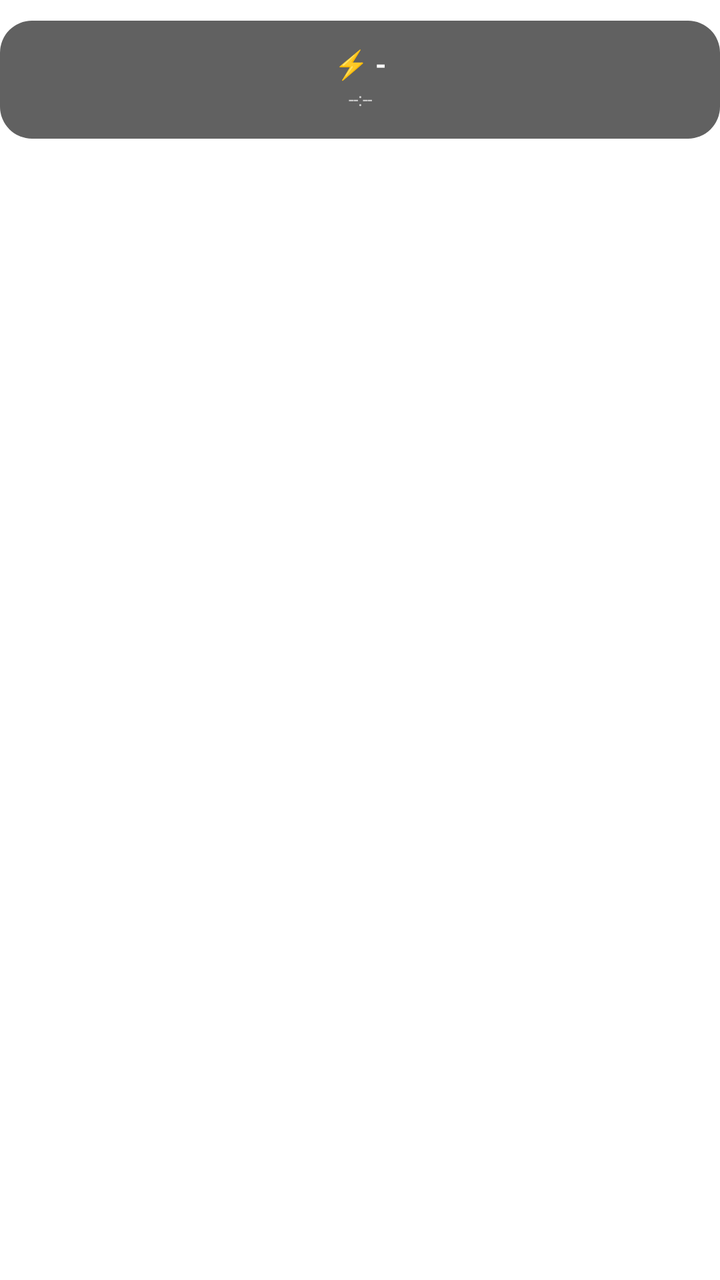
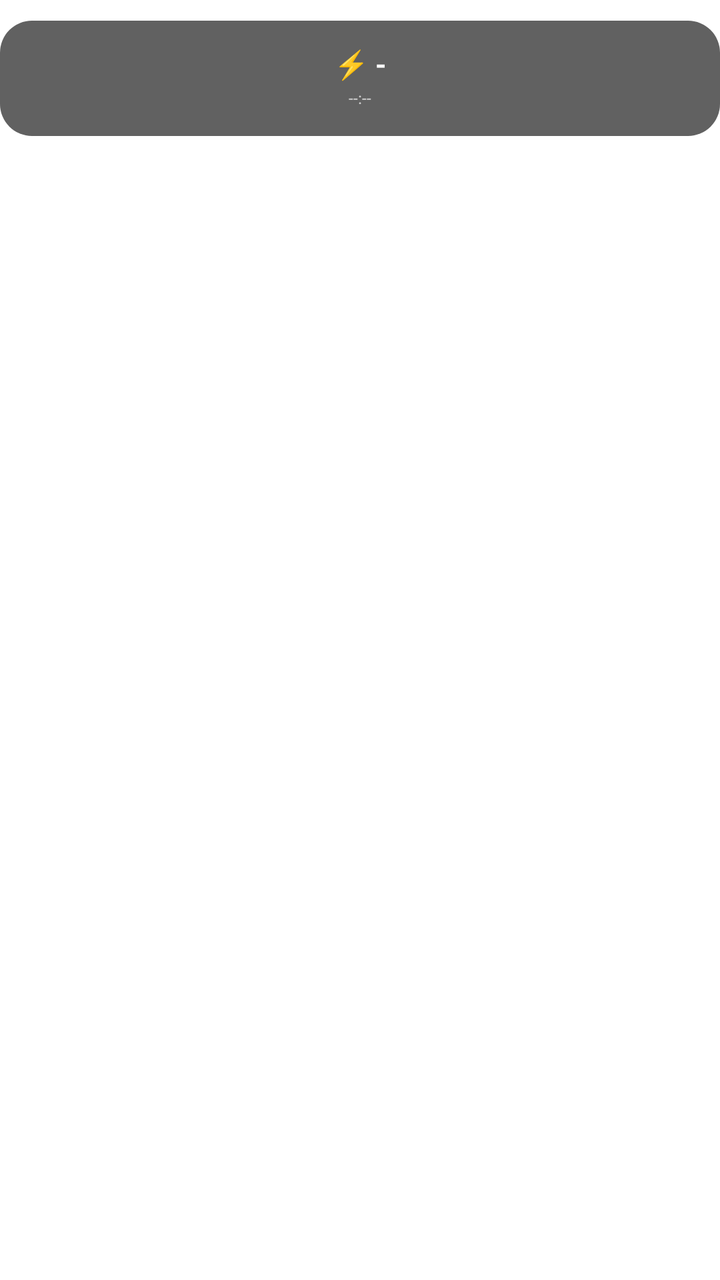

Two renders of the same Android screen: before a commit and after it. Below are the layout's source before the change and the commit's diff.
<!-- AndroidManifest.xml: fallback theme Theme.MaterialComponents.DayNight.NoActionBar -->
<!-- res/layout/price_widget.xml -->
<?xml version="1.0" encoding="utf-8"?>
<FrameLayout xmlns:android="http://schemas.android.com/apk/res/android"
    android:layout_width="match_parent"
    android:layout_height="match_parent">

    <FrameLayout
        android:id="@+id/widget_root"
        android:layout_width="match_parent"
        android:layout_height="wrap_content"
        android:layout_gravity="top"
        android:layout_marginTop="10.2dp"
        android:layout_marginStart="0dp"
        android:layout_marginEnd="0dp"
        android:background="@drawable/widget_background_unknown">

        <LinearLayout
            android:id="@+id/content_container"
            android:layout_width="match_parent"
            android:layout_height="wrap_content"
            android:layout_gravity="center"
            android:orientation="vertical">

            <TextView
                android:id="@+id/price_text"
                android:layout_width="match_parent"
                android:layout_height="wrap_content"
                android:gravity="center"
                android:includeFontPadding="false"
                android:maxLines="1"
                android:paddingStart="6dp"
                android:paddingEnd="6dp"
                android:paddingTop="14dp"
                android:paddingBottom="2dp"
                android:textColor="@color/widget_text_color"
                android:textStyle="bold"
                android:autoSizeTextType="uniform"
                android:autoSizeMinTextSize="8sp"
                android:autoSizeMaxTextSize="20sp"
                android:autoSizeStepGranularity="1sp"
                android:text="@string/price_unavailable" />

            <TextView
                android:id="@+id/last_updated_text"
                android:layout_width="match_parent"
                android:layout_height="wrap_content"
                android:gravity="center"
                android:includeFontPadding="false"
                android:maxLines="1"
                android:paddingStart="6dp"
                android:paddingEnd="6dp"
                android:paddingTop="2dp"
                android:paddingBottom="14dp"
                android:textColor="@color/widget_secondary_text_color"
                android:textSize="9sp"
                android:text="@string/time_placeholder" />

        </LinearLayout>

        <ProgressBar
            android:id="@+id/loading_indicator"
            android:layout_width="wrap_content"
            android:layout_height="wrap_content"
            android:layout_gravity="center"
            android:layout_marginTop="16dp"
            android:layout_marginBottom="16dp"
            android:indeterminate="true"
            android:indeterminateTint="@color/widget_text_color"
            android:visibility="gone"
            style="?android:attr/progressBarStyleSmall" />

    </FrameLayout>

</FrameLayout>
<!-- resources referenced by this layout -->
<resources>
  <color name="widget_secondary_text_color">#B3FFFFFF</color>
  <color name="widget_text_color">#FFFFFF</color>
  <!-- drawable widget_background_unknown (drawable) -->
  <?xml version="1.0" encoding="utf-8"?>
  <shape xmlns:android="http://schemas.android.com/apk/res/android"
      android:shape="rectangle">
      <solid android:color="@color/price_unknown_color" />
      <corners android:radius="16dp" />
  </shape>
  <string name="price_unavailable">⚡ -</string>
  <string name="time_placeholder">--:--</string>
  <color name="price_unknown_color">#616161</color>
</resources>

<!-- the commit's change to res/layout/price_widget.xml (unified diff, before → after) -->
@@ -34,8 +34,8 @@
                 android:textColor="@color/widget_text_color"
                 android:textStyle="bold"
                 android:autoSizeTextType="uniform"
-                android:autoSizeMinTextSize="8sp"
-                android:autoSizeMaxTextSize="20sp"
+                android:autoSizeMinTextSize="10sp"
+                android:autoSizeMaxTextSize="22sp"
                 android:autoSizeStepGranularity="1sp"
                 android:text="@string/price_unavailable" />
 
@@ -51,7 +51,7 @@
                 android:paddingTop="2dp"
                 android:paddingBottom="14dp"
                 android:textColor="@color/widget_secondary_text_color"
-                android:textSize="9sp"
+                android:textSize="8sp"
                 android:text="@string/time_placeholder" />
 
         </LinearLayout>
